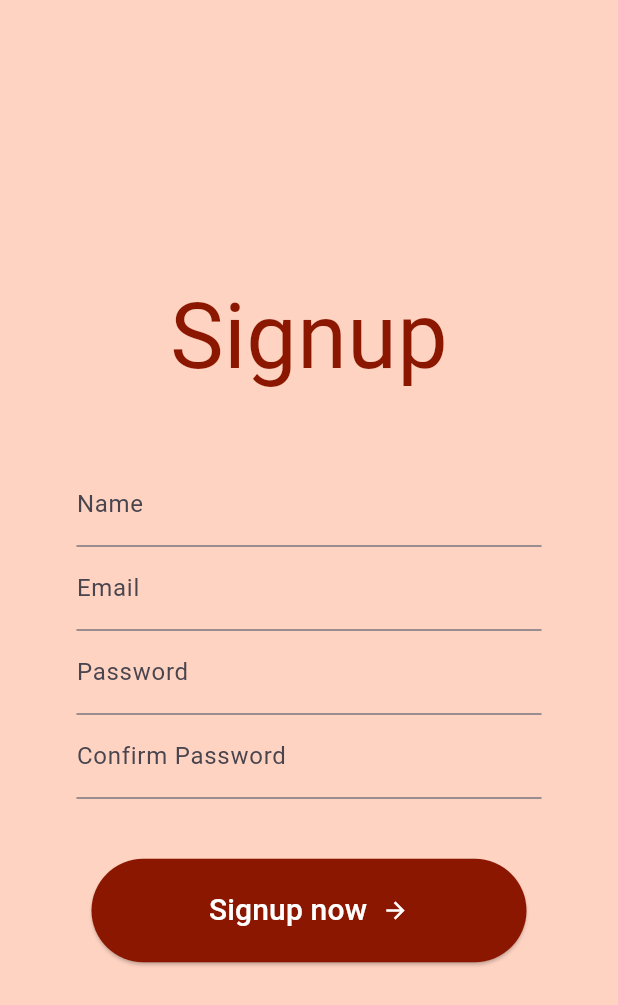
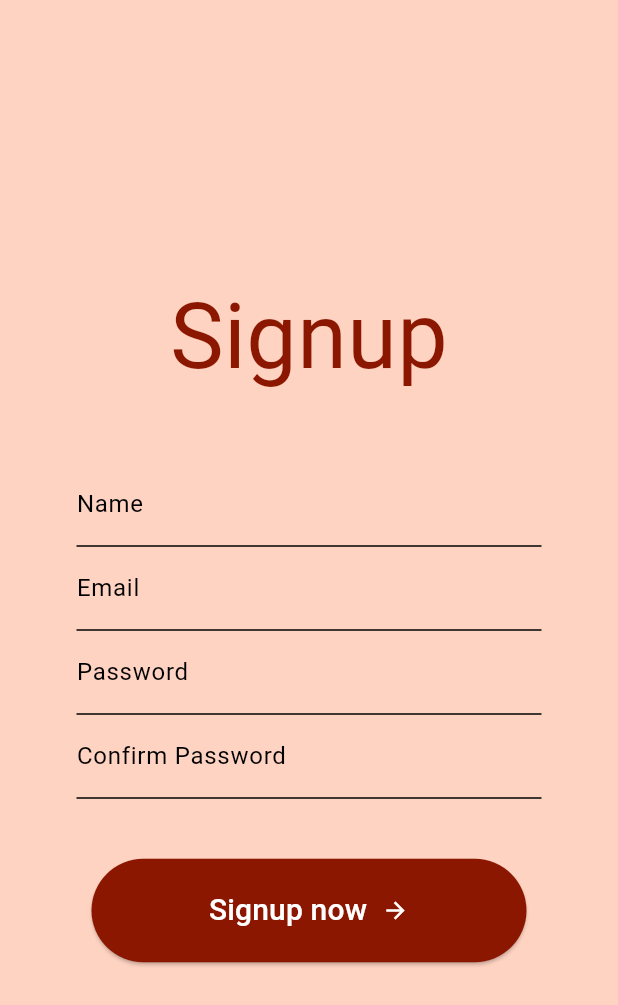
Before and after one commit to Djalabz/adopt_a_zombie_flutter, a Flutter app: the SignupPage screen opened by its route, on a phone screen of 412 x 824 dp. Shown: the top 1005 px of the screen. Run offline on Flutter 3.47's test engine with Material 3 defaults, Android fonts, the phone set to English and light mode, and no system bars; our stand-ins replace google_fonts; Roboto replaces fonts that are missing (Creepster).

Commit message:
:lipstick: theme added

```diff
--- a/lib/main.dart
+++ b/lib/main.dart
@@ -2,6 +2,7 @@ import 'package:flutter/material.dart';
 import 'pages/intro_page.dart';
 import 'pages/signup_page.dart';
 import 'pages/profile_page.dart';
+import 'theme/light_mode.dart';
 
 void main() {
   runApp(const MyApp());
@@ -15,7 +16,7 @@ class MyApp extends StatelessWidget {
     return MaterialApp(
         // On retire la bannière de debug
         debugShowCheckedModeBanner: false,
-        theme: ThemeData(fontFamily: 'Creepster'),
+        theme: lightMode,
         // On définit la page d'intro comme page d'accueil
         home: const IntroPage(),
         // On définit les routes de l'application
--- a/lib/pages/intro_page.dart
+++ b/lib/pages/intro_page.dart
@@ -1,6 +1,5 @@
 // ignore: file_names
 import 'package:flutter/material.dart';
-import 'package:google_fonts/google_fonts.dart';
 import 'package:cool_app/components/button.dart';
 import 'package:cool_app/components/title.dart';
 
--- a/lib/pages/signup_page.dart
+++ b/lib/pages/signup_page.dart
@@ -1,10 +1,10 @@
 import 'package:flutter/material.dart';
-// import 'package:http/http.dart' as http;
 import 'package:cool_app/components/button.dart';
 import 'package:cool_app/components/title.dart';
+import 'package:http/http.dart' as http;
 
 class SignupPage extends StatelessWidget {
-  final signup = GlobalKey<FormState>();
+  final signupKey = GlobalKey<FormState>();
   final _nameController = TextEditingController();
   final _emailController = TextEditingController();
   final _passwordController = TextEditingController();
@@ -13,12 +13,32 @@ class SignupPage extends StatelessWidget {
   // cette ligne est nécessaire pour que le widget puisse être construit
   SignupPage({super.key});
 
+  // Future<void> signup() async {
+  //   final response = await http.post(
+  //     Uri.parse('https://localhost:3000/signup'),
+  //     headers: <String, String>{
+  //       'Content-Type': 'application/json; charset=UTF-8',
+  //     },
+  //     body: jsonEncode(<String, String>{
+  //       'name': _nameController.text,
+  //       'email': _emailController.text,
+  //       'password': _passwordController.text,
+  //       'confirmPassword': _confirmPasswordController.text,
+  //     }),
+  //   );
+  //   if (response.statusCode == 200) {
+  //     Navigator.pushNamed(context, '/profile');
+  //   } else {
+  //     throw Exception('Failed to signup');
+  //   }
+  // }
+
   // override signifie que la méthode de la classe parente est remplacée
   @override
   // build est une méthode qui retourne un widget (ici un Scaffold)
   Widget build(BuildContext context) {
     return Scaffold(
-      backgroundColor: const Color.fromARGB(255, 255, 211, 194),
+      backgroundColor: Theme.of(context).colorScheme.background,
       body: Center(
         // Container qui contient le formulaire de Signup
         child: Container(
@@ -36,9 +56,9 @@ class SignupPage extends StatelessWidget {
 
               // Formulaire de Signup
               Material(
-                color: const Color.fromARGB(255, 255, 211, 194),
+                color: Theme.of(context).colorScheme.secondary,
                 child: Form(
-                  key: signup,
+                  key: signupKey,
                   child: Column(
                     crossAxisAlignment: CrossAxisAlignment.center,
                     children: [
@@ -49,19 +69,19 @@ class SignupPage extends StatelessWidget {
                         // Input pour le nom
                         child: TextFormField(
                           controller: _nameController,
-                          cursorColor: const Color.fromARGB(255, 139, 23, 0),
-                          style: const TextStyle(
-                              color: Color.fromARGB(255, 139, 23, 0)),
+                          cursorColor: Theme.of(context).colorScheme.primary,
+                          style: TextStyle(
+                              color: Theme.of(context).colorScheme.primary),
 
                           // Style de l'input
-                          decoration: const InputDecoration(
+                          decoration: InputDecoration(
                             labelText: 'Name',
                             focusedBorder: UnderlineInputBorder(
                               borderSide: BorderSide(
-                                  color: Color.fromARGB(255, 139, 23, 0)),
+                                  color: Theme.of(context).colorScheme.primary),
                             ),
                             floatingLabelStyle: TextStyle(
-                                color: Color.fromARGB(255, 139, 23, 0)),
+                                color: Theme.of(context).colorScheme.primary),
                           ),
 
                           // Le validator vérifie que le champ n'est pas vide
@@ -79,17 +99,17 @@ class SignupPage extends StatelessWidget {
                         width: double.infinity,
                         child: TextFormField(
                           controller: _emailController,
-                          cursorColor: const Color.fromARGB(255, 139, 23, 0),
-                          style: const TextStyle(
-                              color: Color.fromARGB(255, 139, 23, 0)),
-                          decoration: const InputDecoration(
+                          cursorColor: Theme.of(context).colorScheme.primary,
+                          style: TextStyle(
+                              color: Theme.of(context).colorScheme.primary),
+                          decoration: InputDecoration(
                             labelText: 'Email',
                             focusedBorder: UnderlineInputBorder(
                               borderSide: BorderSide(
-                                  color: Color.fromARGB(255, 139, 23, 0)),
+                                  color: Theme.of(context).colorScheme.primary),
                             ),
                             floatingLabelStyle: TextStyle(
-                                color: Color.fromARGB(255, 139, 23, 0)),
+                                color: Theme.of(context).colorScheme.primary),
                           ),
                           validator: (value) {
                             if (value!.isEmpty) {
--- /dev/null
+++ b/lib/theme/light_mode.dart
@@ -0,0 +1,15 @@
+import 'package:flutter/material.dart';
+
+ThemeData lightMode = ThemeData(
+  colorScheme: const ColorScheme.light(
+    background: Color.fromARGB(255, 255, 211, 194),
+    brightness: Brightness.light,
+    primary: Color.fromARGB(255, 139, 23, 0),
+    secondary: Color.fromARGB(255, 255, 211, 194),
+    tertiary: Color.fromARGB(255, 255, 255, 255),
+  ),
+  textTheme: ThemeData.light().textTheme.apply(
+        bodyColor: const Color.fromARGB(255, 139, 23, 0),
+        displayColor: const Color.fromARGB(255, 139, 23, 0),
+      ),
+);
--- a/pubspec.yaml
+++ b/pubspec.yaml
@@ -64,6 +64,7 @@ flutter:
   assets:
     - lib/images/
     - lib/fonts/
+    - lib/theme/
 
 
   # An image asset can refer to one or more resolution-specific "variants", see
```
Also changed, not shown: lib/pages/profile_page.dart (+39 -28 lines).
